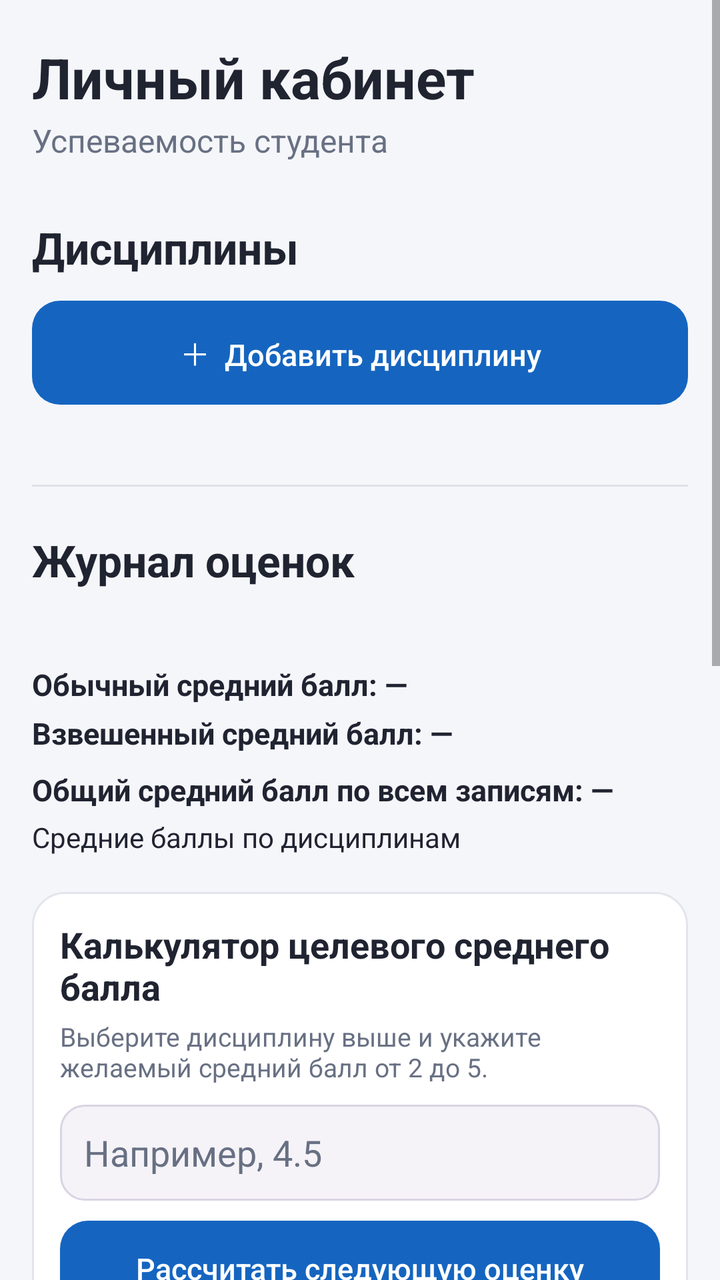
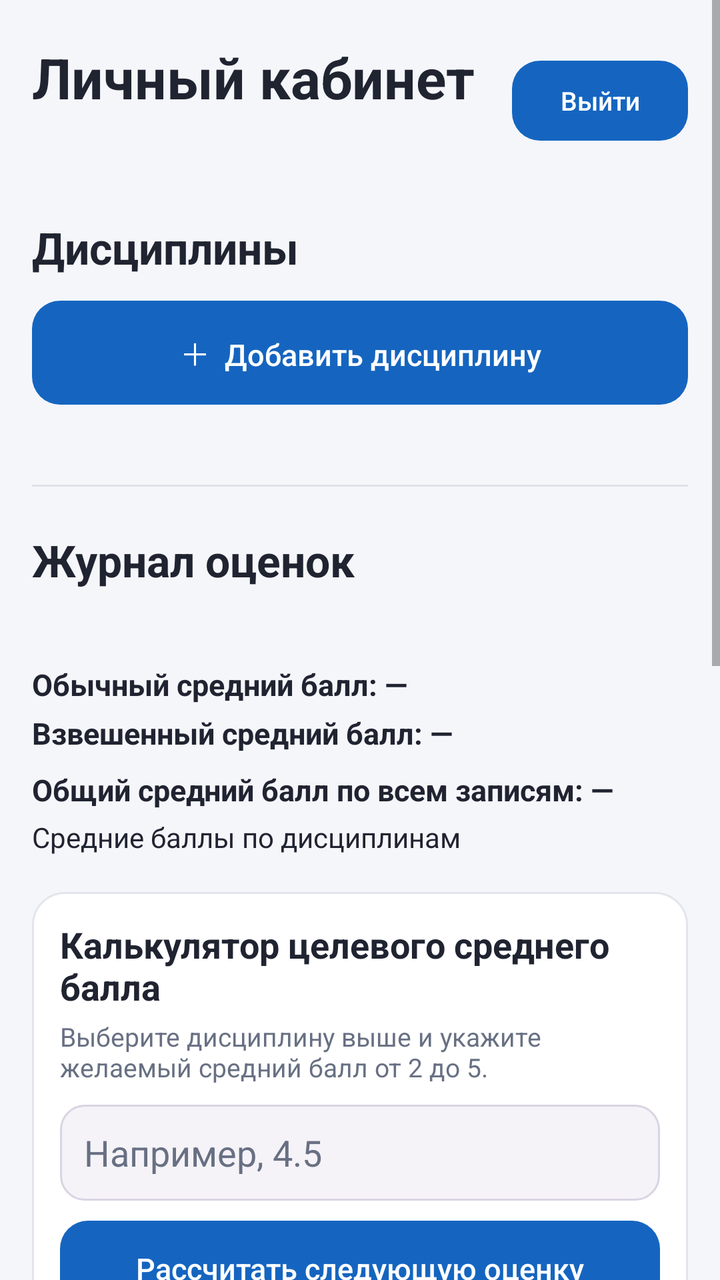

Compare the two renders of this Android layout. The source of the first and the diff that turns it into the second are given below.
<!-- AndroidManifest.xml: activity theme Theme.Studentkab -->
<!-- res/layout/activity_main.xml -->
<?xml version="1.0" encoding="utf-8"?>
<ScrollView xmlns:android="http://schemas.android.com/apk/res/android"
    android:id="@+id/mainScroll"
    android:layout_width="match_parent"
    android:layout_height="match_parent"
    android:background="@color/screen_background"
    android:fillViewport="true"
    android:clipToPadding="false">

    <LinearLayout
        android:layout_width="match_parent"
        android:layout_height="wrap_content"
        android:orientation="vertical"
        android:paddingStart="16dp"
        android:paddingTop="20dp"
        android:paddingEnd="16dp"
        android:paddingBottom="28dp">

        <TextView
            android:layout_width="match_parent"
            android:layout_height="wrap_content"
            android:text="Личный кабинет"
            android:textColor="@color/text_primary"
            android:textSize="28sp"
            android:textStyle="bold" />

        <TextView
            android:layout_width="match_parent"
            android:layout_height="wrap_content"
            android:layout_marginTop="2dp"
            android:text="Успеваемость студента"
            android:textColor="@color/text_secondary"
            android:textSize="16sp" />

        <LinearLayout
            android:layout_width="match_parent"
            android:layout_height="wrap_content"
            android:layout_marginTop="28dp"
            android:gravity="center_vertical"
            android:orientation="horizontal">

            <TextView
                android:layout_width="0dp"
                android:layout_height="wrap_content"
                android:layout_weight="1"
                android:text="Дисциплины"
                android:textColor="@color/text_primary"
                android:textSize="22sp"
                android:textStyle="bold" />

            <TextView
                android:id="@+id/disciplineCount"
                android:layout_width="wrap_content"
                android:layout_height="wrap_content"
                android:textColor="@color/text_secondary"
                android:textSize="14sp" />
        </LinearLayout>

        <Button
            android:id="@+id/addDisciplineButton"
            style="@style/Widget.Studentkab.Button.Add"
            android:layout_width="match_parent"
            android:layout_height="52dp"
            android:layout_marginTop="12dp"
            android:text="＋  Добавить дисциплину" />

        <TextView
            android:id="@+id/emptyDisciplines"
            android:layout_width="match_parent"
            android:layout_height="wrap_content"
            android:layout_marginTop="18dp"
            android:background="@drawable/surface_info_panel_bg"
            android:padding="16dp"
            android:text="Дисциплин пока нет. Добавьте первую дисциплину."
            android:textColor="@color/text_secondary"
            android:textSize="14sp"
            android:visibility="gone" />

        <LinearLayout
            android:id="@+id/disciplinesContainer"
            android:layout_width="match_parent"
            android:layout_height="wrap_content"
            android:layout_marginTop="14dp"
            android:orientation="vertical" />

        <View
            android:layout_width="match_parent"
            android:layout_height="1dp"
            android:layout_marginTop="26dp"
            android:layout_marginBottom="22dp"
            android:background="@color/divider" />

        <TextView
            android:layout_width="match_parent"
            android:layout_height="wrap_content"
            android:text="Журнал оценок"
            android:textColor="@color/text_primary"
            android:textSize="22sp"
            android:textStyle="bold" />

        <TextView
            android:id="@+id/selectedDisciplineName"
            android:layout_width="match_parent"
            android:layout_height="wrap_content"
            android:layout_marginTop="5dp"
            android:textColor="@color/text_secondary"
            android:textSize="15sp" />

        <TextView
            android:id="@+id/averageGrade"
            android:layout_width="match_parent"
            android:layout_height="wrap_content"
            android:layout_marginTop="12dp"
            android:text="Обычный средний балл: —"
            android:textColor="@color/text_primary"
            android:textSize="15sp"
            android:textStyle="bold" />

        <TextView
            android:id="@+id/weightedAverageGrade"
            android:layout_width="match_parent"
            android:layout_height="wrap_content"
            android:layout_marginTop="4dp"
            android:text="Взвешенный средний балл: —"
            android:textColor="@color/text_primary"
            android:textSize="15sp"
            android:textStyle="bold" />

        <TextView
            android:id="@+id/globalAverage"
            android:layout_width="match_parent"
            android:layout_height="wrap_content"
            android:layout_marginTop="8dp"
            android:text="Общий средний балл по всем записям: —"
            android:textColor="@color/text_primary"
            android:textSize="15sp"
            android:textStyle="bold" />

        <TextView
            android:id="@+id/disciplineAverage"
            android:layout_width="match_parent"
            android:layout_height="wrap_content"
            android:layout_marginTop="4dp"
            android:text="Средние баллы по дисциплинам"
            android:textColor="@color/text_primary"
            android:textSize="14sp" />


        <LinearLayout
            android:layout_width="match_parent"
            android:layout_height="wrap_content"
            android:layout_marginTop="18dp"
            android:background="@drawable/card_discipline_bg"
            android:orientation="vertical"
            android:padding="14dp">

            <TextView
                android:layout_width="match_parent"
                android:layout_height="wrap_content"
                android:text="Калькулятор целевого среднего балла"
                android:textColor="@color/text_primary"
                android:textSize="18sp"
                android:textStyle="bold" />

            <TextView
                android:layout_width="match_parent"
                android:layout_height="wrap_content"
                android:layout_marginTop="4dp"
                android:text="Выберите дисциплину выше и укажите желаемый средний балл от 2 до 5."
                android:textColor="@color/text_secondary"
                android:textSize="13sp" />

            <EditText
                android:id="@+id/targetAverageInput"
                android:layout_width="match_parent"
                android:layout_height="48dp"
                android:layout_marginTop="10dp"
                android:background="@drawable/field_input_bg"
                android:hint="Например, 4.5"
                android:inputType="numberDecimal"
                android:paddingStart="12dp"
                android:paddingEnd="12dp"
                android:singleLine="true"
                android:textColor="@color/text_primary"
                android:textColorHint="@color/text_secondary" />

            <Button
                android:id="@+id/calculateTargetAverageButton"
                style="@style/Widget.Studentkab.Button.Add"
                android:layout_width="match_parent"
                android:layout_height="48dp"
                android:layout_marginTop="10dp"
                android:text="Рассчитать следующую оценку" />

            <TextView
                android:id="@+id/targetAverageResult"
                android:layout_width="match_parent"
                android:layout_height="wrap_content"
                android:layout_marginTop="10dp"
                android:background="@drawable/surface_info_panel_bg"
                android:padding="12dp"
                android:text="Результат расчёта появится здесь."
                android:textColor="@color/text_primary"
                android:textSize="14sp" />
        </LinearLayout>

        <LinearLayout
            android:layout_width="match_parent"
            android:layout_height="wrap_content"
            android:layout_marginTop="18dp"
            android:background="@drawable/card_discipline_bg"
            android:orientation="vertical"
            android:padding="14dp">

            <TextView
                android:layout_width="match_parent"
                android:layout_height="wrap_content"
                android:text="Фильтры"
                android:textColor="@color/text_primary"
                android:textSize="18sp"
                android:textStyle="bold" />

            <TextView
                android:layout_width="match_parent"
                android:layout_height="wrap_content"
                android:layout_marginTop="3dp"
                android:text="Настройте отображение оценок"
                android:textColor="@color/text_secondary"
                android:textSize="13sp" />

            <TextView
                android:layout_width="match_parent"
                android:layout_height="wrap_content"
                android:layout_marginTop="14dp"
                android:text="Период"
                android:textColor="@color/text_primary"
                android:textSize="14sp"
                android:textStyle="bold" />

            <LinearLayout
                android:layout_width="match_parent"
                android:layout_height="wrap_content"
                android:layout_marginTop="6dp"
                android:orientation="horizontal">

                <EditText
                    android:id="@+id/dateFromFilter"
                    android:layout_width="0dp"
                    android:layout_height="48dp"
                    android:layout_weight="1"
                    android:layout_marginEnd="5dp"
                    android:background="@drawable/field_input_bg"
                    android:hint="Дата с"
                    android:inputType="date"
                    android:paddingStart="12dp"
                    android:paddingEnd="8dp"
                    android:singleLine="true"
                    android:textColor="@color/text_primary"
                    android:textColorHint="@color/text_secondary"
                    android:textSize="14sp" />

                <EditText
                    android:id="@+id/dateToFilter"
                    android:layout_width="0dp"
                    android:layout_height="48dp"
                    android:layout_weight="1"
                    android:layout_marginStart="5dp"
                    android:background="@drawable/field_input_bg"
                    android:hint="Дата по"
                    android:inputType="date"
                    android:paddingStart="12dp"
                    android:paddingEnd="8dp"
                    android:singleLine="true"
                    android:textColor="@color/text_primary"
                    android:textColorHint="@color/text_secondary"
                    android:textSize="14sp" />
            </LinearLayout>

            <TextView
                android:layout_width="match_parent"
                android:layout_height="wrap_content"
                android:layout_marginTop="12dp"
                android:text="Тип работы"
                android:textColor="@color/text_primary"
                android:textSize="14sp"
                android:textStyle="bold" />

            
            <Spinner
                android:id="@+id/workTypeFilter"
                android:layout_width="match_parent"
                android:layout_height="48dp"
                android:layout_marginTop="6dp"
                android:background="@drawable/bg_spinner_field"
                android:paddingStart="12dp"
                android:paddingEnd="40dp" />

            <TextView
                android:layout_width="match_parent"
                android:layout_height="wrap_content"
                android:layout_marginTop="12dp"
                android:text="Сортировка"
                android:textColor="@color/text_primary"
                android:textSize="14sp"
                android:textStyle="bold" />

            
            <Spinner
                android:id="@+id/sortGrades"
                android:layout_width="match_parent"
                android:layout_height="48dp"
                android:layout_marginTop="6dp"
                android:background="@drawable/bg_spinner_field"
                android:paddingStart="12dp"
                android:paddingEnd="40dp" />

            <Button
                android:id="@+id/applyFiltersButton"
                style="@style/Widget.Studentkab.Button.Add"
                android:layout_width="match_parent"
                android:layout_height="48dp"
                android:layout_marginTop="14dp"
                android:text="Применить фильтры" />
        </LinearLayout>

        <TextView
            android:id="@+id/filterMessage"
            android:layout_width="match_parent"
            android:layout_height="wrap_content"
            android:textColor="@color/action_delete"
            android:visibility="gone" />

        <TextView
            android:id="@+id/progressDynamics"
            android:layout_width="match_parent"
            android:layout_height="wrap_content"
            android:layout_marginTop="12dp"
            android:background="@drawable/surface_info_panel_bg"
            android:padding="12dp"
            android:text="Динамика по месяцам"
            android:textColor="@color/text_primary"
            android:textSize="14sp" />

        <TextView
            android:id="@+id/emptyGrades"
            android:layout_width="match_parent"
            android:layout_height="wrap_content"
            android:layout_marginTop="14dp"
            android:background="@drawable/surface_info_panel_bg"
            android:padding="16dp"
            android:text="Оценок пока нет."
            android:textColor="@color/text_secondary"
            android:textSize="14sp"
            android:visibility="gone" />

        <LinearLayout
            android:id="@+id/gradesContainer"
            android:layout_width="match_parent"
            android:layout_height="wrap_content"
            android:layout_marginTop="12dp"
            android:orientation="vertical" />

        <TextView
            android:id="@+id/errorMessage"
            android:layout_width="match_parent"
            android:layout_height="wrap_content"
            android:layout_marginTop="12dp"
            android:textColor="@color/action_delete"
            android:textSize="14sp"
            android:visibility="gone" />

    </LinearLayout>
</ScrollView>
<!-- resources referenced by this layout -->
<resources>
  <color name="action_delete">#C62828</color>
  <color name="divider">#DDE1E8</color>
  <color name="screen_background">#F5F6FA</color>
  <color name="text_primary">#202431</color>
  <color name="text_secondary">#687083</color>
  <!-- drawable bg_spinner_field (drawable) -->
  <?xml version="1.0" encoding="utf-8"?>
  <layer-list xmlns:android="http://schemas.android.com/apk/res/android">
      
      <item android:drawable="@drawable/field_input_bg" />
  
      
      <item
          android:drawable="@drawable/ic_arrow_drop_down"
          android:gravity="end|center_vertical"
          android:right="14dp" />
  </layer-list>
  <!-- drawable card_discipline_bg (drawable) -->
  <?xml version="1.0" encoding="utf-8"?>
  <shape xmlns:android="http://schemas.android.com/apk/res/android">
      <solid android:color="@color/card_surface" />
      <corners android:radius="16dp" />
      <stroke android:width="1dp" android:color="@color/card_stroke" />
  </shape>
  <!-- drawable surface_info_panel_bg (drawable) -->
  <?xml version="1.0" encoding="utf-8"?>
  <shape xmlns:android="http://schemas.android.com/apk/res/android">
      <solid android:color="@color/info_surface" />
      <corners android:radius="12dp" />
  </shape>
  <style name="Widget.Studentkab.Button.Add" parent="Widget.Studentkab.Button">
          <item name="android:background">@drawable/btn_add_bg</item>
      </style>
  <style name="Theme.Studentkab" parent="android:Theme.Material.Light.NoActionBar">
          <item name="android:colorAccent">@color/action_add</item>
          <item name="android:alertDialogTheme">@style/Theme.Studentkab.Dialog</item>
      </style>
  <!-- drawable ic_arrow_drop_down (drawable) -->
  <?xml version="1.0" encoding="utf-8"?>
  <vector xmlns:android="http://schemas.android.com/apk/res/android"
      android:width="24dp"
      android:height="24dp"
      android:viewportWidth="24"
      android:viewportHeight="24">
      <path
          android:fillColor="@color/text_secondary"
          android:pathData="M7,10l5,5 5,-5z" />
  </vector>
  <color name="card_surface">#FFFFFFFF</color>
  <color name="card_stroke">#E2E5EC</color>
  <color name="field_surface_focused">#FFFFFF</color>
  <color name="field_stroke_focused">#6650A4</color>
  <color name="field_surface">#F5F3F8</color>
  <color name="field_stroke">#D9D4E3</color>
  <color name="info_surface">#EEF1F6</color>
  <!-- drawable btn_add_bg (drawable) -->
  <?xml version="1.0" encoding="utf-8"?>
  <selector xmlns:android="http://schemas.android.com/apk/res/android">
      <item android:state_pressed="true">
          <shape android:shape="rectangle">
              <solid android:color="#0D47A1" />
              <corners android:radius="14dp" />
          </shape>
      </item>
      <item>
          <shape android:shape="rectangle">
              <solid android:color="@color/action_add" />
              <corners android:radius="14dp" />
          </shape>
      </item>
  </selector>
  <color name="action_add">#1565C0</color>
  <style name="Theme.Studentkab.Dialog" parent="android:Theme.Material.Light.Dialog.Alert">
          <item name="android:colorAccent">@color/action_add</item>
          <item name="android:windowBackground">@drawable/surface_dialog_bg</item>
          <item name="android:windowMinWidthMajor">90%</item>
          <item name="android:windowMinWidthMinor">90%</item>
          <item name="android:windowContentOverlay">@null</item>
      </style>
  <!-- drawable surface_dialog_bg (drawable) -->
  <?xml version="1.0" encoding="utf-8"?>
  <shape xmlns:android="http://schemas.android.com/apk/res/android"
      android:shape="rectangle">
      <solid android:color="@color/card_surface" />
      <corners android:radius="24dp" />
  </shape>
  <!-- unchanged entries left out for length: 3 -->
</resources>

<!-- the commit's change to res/layout/activity_main.xml (unified diff, before → after) -->
@@ -16,21 +16,46 @@
         android:paddingEnd="16dp"
         android:paddingBottom="28dp">
 
-        <TextView
-            android:layout_width="match_parent"
-            android:layout_height="wrap_content"
-            android:text="Личный кабинет"
-            android:textColor="@color/text_primary"
-            android:textSize="28sp"
-            android:textStyle="bold" />
-
-        <TextView
-            android:layout_width="match_parent"
-            android:layout_height="wrap_content"
-            android:layout_marginTop="2dp"
-            android:text="Успеваемость студента"
-            android:textColor="@color/text_secondary"
-            android:textSize="16sp" />
+        <LinearLayout
+            android:layout_width="match_parent"
+            android:layout_height="wrap_content"
+            android:orientation="horizontal"
+            android:gravity="center_vertical">
+
+            <LinearLayout
+                android:layout_width="0dp"
+                android:layout_height="wrap_content"
+                android:layout_weight="1"
+                android:orientation="vertical">
+
+                <TextView
+                    android:layout_width="match_parent"
+                    android:layout_height="wrap_content"
+                    android:text="Личный кабинет"
+                    android:textColor="@color/text_primary"
+                    android:textSize="28sp"
+                    android:textStyle="bold" />
+
+                <TextView
+                    android:id="@+id/studentNameHeader"
+                    android:layout_width="match_parent"
+                    android:layout_height="wrap_content"
+                    android:layout_marginTop="2dp"
+                    android:textColor="@color/text_secondary"
+                    android:textSize="16sp" />
+
+            </LinearLayout>
+
+            <Button
+                android:id="@+id/logoutButton"
+                style="@style/Widget.Studentkab.Button.Add"
+                android:layout_width="wrap_content"
+                android:layout_height="40dp"
+                android:layout_marginStart="8dp"
+                android:text="Выйти"
+                android:textSize="13sp" />
+
+        </LinearLayout>
 
         <LinearLayout
             android:layout_width="match_parent"
